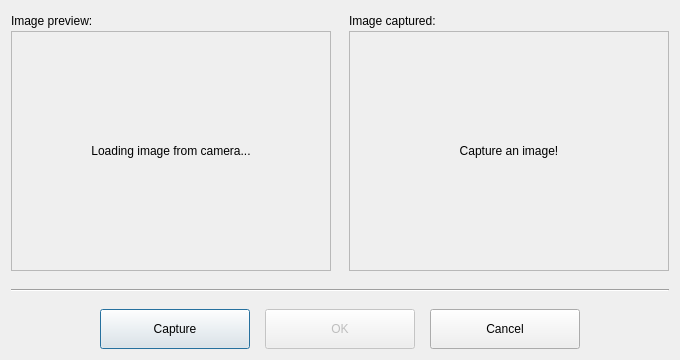
Old version of the form captureWebcamWindow.ui in the repository dawn0123/image_feature_detector.
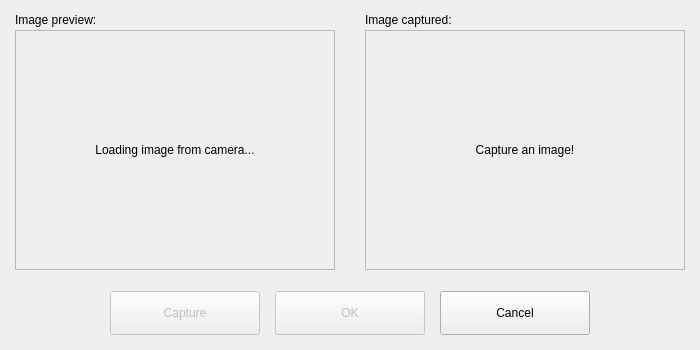
New version of the form. Icons and pictures are not drawn.

Commit message: - Capturing images from the webcam and FAST features in real time now implemented with Mat and VideoCapture. - 'FAST in real time' button added to the Startup screen. - Other code minor changes.

Diff of the .ui file:
```diff
--- a/captureWebcamWindow.ui
+++ b/captureWebcamWindow.ui
@@ -9,8 +9,8 @@
    <rect>
     <x>0</x>
     <y>0</y>
-    <width>680</width>
-    <height>360</height>
+    <width>700</width>
+    <height>350</height>
    </rect>
   </property>
   <property name="sizePolicy">
@@ -21,14 +21,14 @@
   </property>
   <property name="minimumSize">
    <size>
-    <width>680</width>
-    <height>360</height>
+    <width>700</width>
+    <height>350</height>
    </size>
   </property>
   <property name="maximumSize">
    <size>
-    <width>680</width>
-    <height>360</height>
+    <width>700</width>
+    <height>350</height>
    </size>
   </property>
   <property name="windowTitle">
@@ -41,6 +41,18 @@
    <property name="spacing">
     <number>0</number>
    </property>
+   <property name="leftMargin">
+    <number>15</number>
+   </property>
+   <property name="topMargin">
+    <number>10</number>
+   </property>
+   <property name="rightMargin">
+    <number>15</number>
+   </property>
+   <property name="bottomMargin">
+    <number>15</number>
+   </property>
    <item>
     <layout class="QHBoxLayout" name="horizontalLayout">
      <item>
@@ -190,26 +202,6 @@
      </item>
     </layout>
    </item>
-   <item>
-    <spacer name="verticalSpacer_2">
-     <property name="orientation">
-      <enum>Qt::Vertical</enum>
-     </property>
-     <property name="sizeHint" stdset="0">
-      <size>
-       <width>20</width>
-       <height>15</height>
-      </size>
-     </property>
-    </spacer>
-   </item>
-   <item>
-    <widget class="Line" name="line">
-     <property name="orientation">
-      <enum>Qt::Horizontal</enum>
-     </property>
-    </widget>
-   </item>
    <item>
     <spacer name="verticalSpacer">
      <property name="orientation">
@@ -243,10 +235,13 @@
      </item>
      <item>
       <widget class="QPushButton" name="uiPushButtonCapture">
+       <property name="enabled">
+        <bool>false</bool>
+       </property>
        <property name="minimumSize">
         <size>
          <width>150</width>
-         <height>40</height>
+         <height>44</height>
         </size>
        </property>
        <property name="text">
@@ -272,7 +267,7 @@
        <property name="minimumSize">
         <size>
          <width>150</width>
-         <height>40</height>
+         <height>44</height>
         </size>
        </property>
        <property name="text">
@@ -295,7 +290,7 @@
        <property name="minimumSize">
         <size>
          <width>150</width>
-         <height>40</height>
+         <height>44</height>
         </size>
        </property>
        <property name="text">
```
The commit also changes 11 other files.
